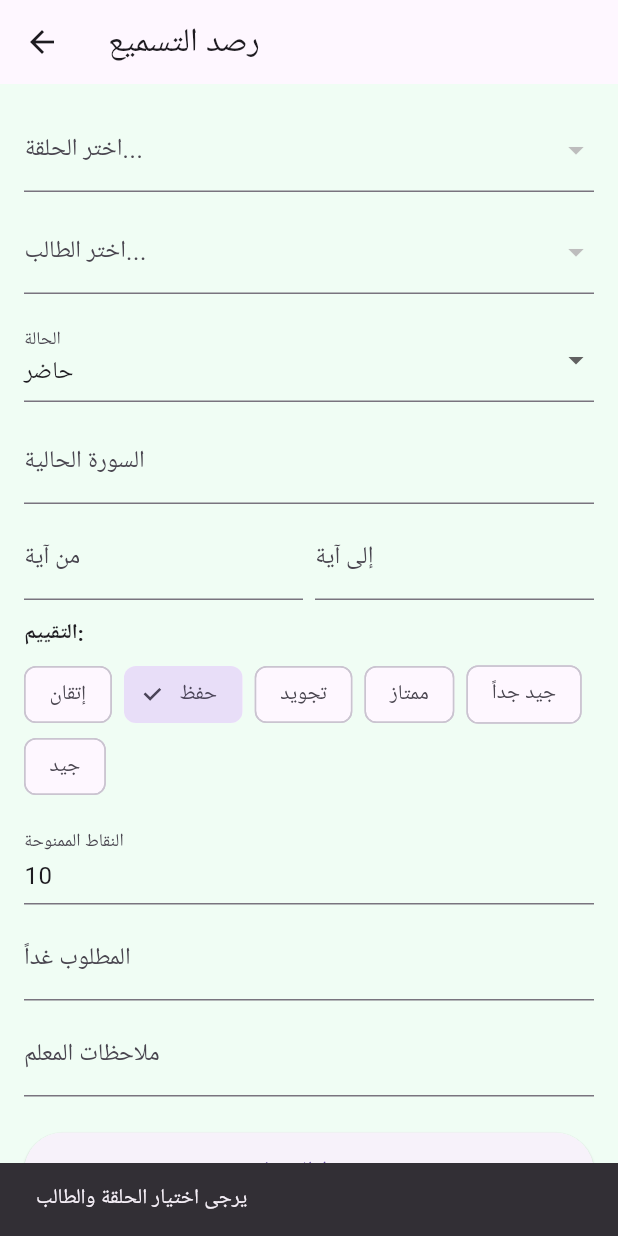
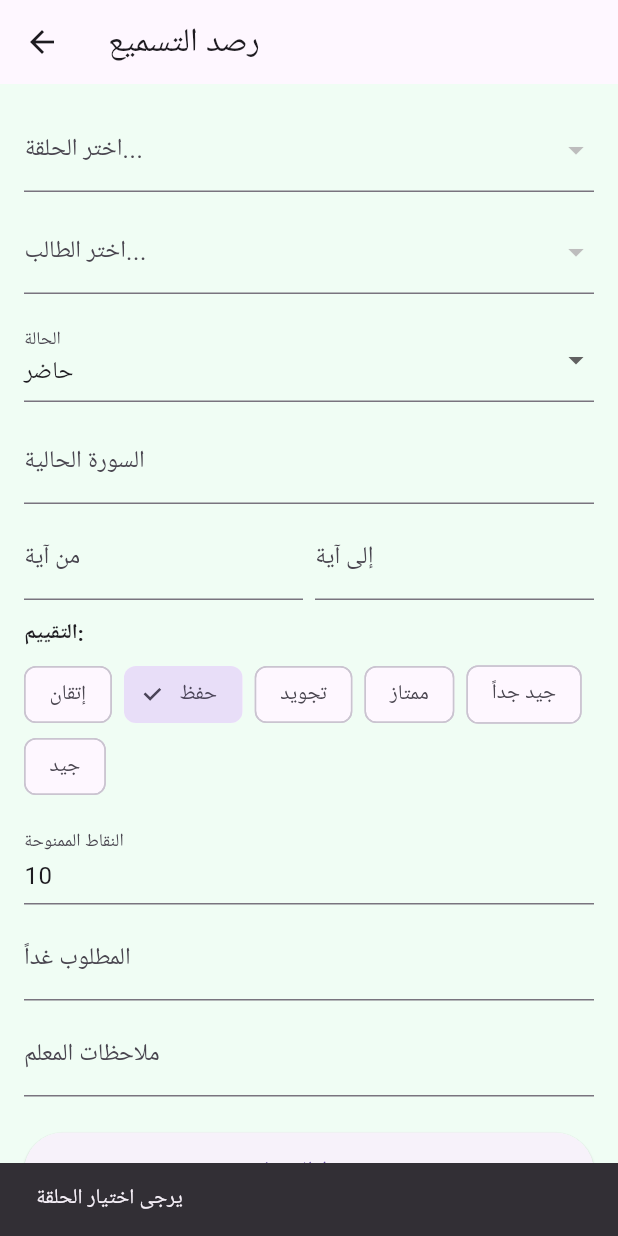
Before and after one commit to magedgasem55558-creator/card_admin_panel, a Flutter app: the RecitationScreen screen opened directly, after a tap on "حفظ السجل", on a phone screen of 412 x 824 dp. Run offline on Flutter 3.47's test engine with Material 3 defaults, Android fonts, the light colour scheme and no system bars; our stand-ins replace cloud_firestore, firebase_auth, firebase_core; accounts and stored records are empty; Roboto replaces fonts that are missing (Cairo).

Commit message:
Update recitation_screen.dart

```diff
--- a/lib/screens/recitation_screen.dart
+++ b/lib/screens/recitation_screen.dart
@@ -27,6 +27,7 @@ class _RecitationScreenState extends State<RecitationScreen> {
 
   List<Map<String, dynamic>> _halaqat = [];
   List<Map<String, dynamic>> _students = [];
+  bool _isLoadingStudents = false;
 
   @override
   void initState() {
@@ -45,8 +46,9 @@ class _RecitationScreenState extends State<RecitationScreen> {
     super.dispose();
   }
 
-  // 1. تحميل الحلقات بنفس منطق الـ JS
+  // 1. تحميل قائمة الحلقات
   Future<void> _loadHalaqat() async {
+    try {
       final service = Provider.of<FirestoreService>(context, listen: false);
       final list = await service.loadHalaqatList();
 
@@ -58,10 +60,15 @@ class _RecitationScreenState extends State<RecitationScreen> {
           'teacherPhone': h.teacherPhone ?? "967770000000",
         }).toList();
       });
+    } catch (e) {
+      debugPrint('❌ خطأ أثناء تحميل الحلقات: $e');
+    }
   }
 
-  // 2. فلترة الطلاب عند تغيير الحلقة
+  // 2. تحميل طلاب الحلقة المحددة
   Future<void> _loadStudents(String halaqaId) async {
+    setState(() => _isLoadingStudents = true);
+    try {
       final service = Provider.of<FirestoreService>(context, listen: false);
       final list = await service.loadStudentsByHalaqa(halaqaId);
 
@@ -71,13 +78,25 @@ class _RecitationScreenState extends State<RecitationScreen> {
           'name': s.name,
         }).toList();
       });
+    } catch (e) {
+      debugPrint('❌ خطأ أثناء تحميل الطلاب: $e');
+    } finally {
+      setState(() => _isLoadingStudents = false);
+    }
   }
 
-  // 3. دالة الحفظ المطابقة تماماً لكود الـ JS
+  // 3. حفظ التسميع بنفس طريقة الـ JavaScript تماماً
   Future<void> _save() async {
-    if (_selectedStudent == null || _selectedHalaqa == null) {
+    if (_selectedHalaqa == null) {
       ScaffoldMessenger.of(context).showSnackBar(
-        const SnackBar(content: Text('يرجى اختيار الحلقة والطالب')),
+        const SnackBar(content: Text('يرجى اختيار الحلقة')),
+      );
+      return;
+    }
+
+    if (_selectedStudent == null) {
+      ScaffoldMessenger.of(context).showSnackBar(
+        const SnackBar(content: Text('يرجى اختيار الطالب')),
       );
       return;
     }
@@ -96,13 +115,12 @@ class _RecitationScreenState extends State<RecitationScreen> {
       return;
     }
 
-    // 🎯 حساب grade بنفس طريقة الـ JS
-    // const grade = evaluations.length > 0 ? evaluations[0] : (status === "حاضر" ? "جيد" : "-");
+    // 🎯 حساب grade بنفس منطق الـ JS
     final String grade = _evaluations.isNotEmpty
         ? _evaluations.first
         : (_status == 'حاضر' ? 'جيد' : '-');
 
-    // 🎯 جلب رقم هاتف المعلم من بيانات الحلقة
+    // 🎯 جلب رقم المعلم
     final selectedHalaqaData = _halaqat.firstWhere(
       (h) => h['id'] == _selectedHalaqa,
       orElse: () => {'teacherPhone': '967770000000'},
@@ -110,7 +128,6 @@ class _RecitationScreenState extends State<RecitationScreen> {
     final String teacherPhone = selectedHalaqaData['teacherPhone'] ?? "967770000000";
 
     try {
-      // 🎯 البنية المطابقة لـ Firestore addDoc في JS
       final Map<String, dynamic> recordData = {
         'studentId': _selectedStudent,
         'status': _status,
@@ -126,9 +143,10 @@ class _RecitationScreenState extends State<RecitationScreen> {
         'timestamp': FieldValue.serverTimestamp(),
       };
 
+      // الحفظ في كولكشن records
       await FirebaseFirestore.instance.collection('records').add(recordData);
 
-      // 🎯 زيادة النقاط بنفس الشرط
+      // زيادة النقاط للطالب عند الحضور
       if (_status == 'حاضر' && points > 0) {
         await FirebaseFirestore.instance
             .collection('students')
@@ -144,7 +162,7 @@ class _RecitationScreenState extends State<RecitationScreen> {
         );
       }
 
-      // 🎯 إعادة تصفير الحقول مثل الـ JS
+      // تصفير الحقول
       _surahCtrl.clear();
       _fromCtrl.clear();
       _toCtrl.clear();
@@ -154,10 +172,12 @@ class _RecitationScreenState extends State<RecitationScreen> {
       setState(() {
         _evaluations.clear();
       });
-    } catch (e) {
+    } catch (e, stackTrace) {
+      debugPrint('❌ خطأ أثناء الحفظ: $e');
+      debugPrint('Stack trace: $stackTrace');
       if (mounted) {
         ScaffoldMessenger.of(context).showSnackBar(
-          SnackBar(content: Text('خطأ: ${e.toString()}')),
+          SnackBar(content: Text('خطأ في الحفظ: ${e.toString()}')),
         );
       }
     }
@@ -171,7 +191,7 @@ class _RecitationScreenState extends State<RecitationScreen> {
         padding: const EdgeInsets.all(16.0),
         child: ListView(
           children: [
-            // قائمة الحلقات
+            // اختيار الحلقة
             DropdownButtonFormField<String>(
               value: _selectedHalaqa,
               decoration: const InputDecoration(labelText: 'اختر الحلقة...'),
@@ -192,10 +212,19 @@ class _RecitationScreenState extends State<RecitationScreen> {
             ),
             const SizedBox(height: 12),
 
-            // قائمة الطلاب
+            // اختيار الطالب
             DropdownButtonFormField<String>(
               value: _selectedStudent,
-              decoration: const InputDecoration(labelText: 'اختر الطالب...'),
+              decoration: InputDecoration(
+                labelText: 'اختر الطالب...',
+                suffixIcon: _isLoadingStudents
+                    ? const SizedBox(
+                        width: 16,
+                        height: 16,
+                        child: CircularProgressIndicator(strokeWidth: 2),
+                      )
+                    : null,
+              ),
               items: _students.map((s) {
                 return DropdownMenuItem<String>(
                   value: s['id'] as String,
@@ -208,7 +237,7 @@ class _RecitationScreenState extends State<RecitationScreen> {
             ),
             const SizedBox(height: 16),
 
-            // حالة الحضور
+            // الحالة
             DropdownButtonFormField<String>(
               value: _status,
               decoration: const InputDecoration(labelText: 'الحالة'),
```
Lines whose indentation alone changed are shown as unchanged.
